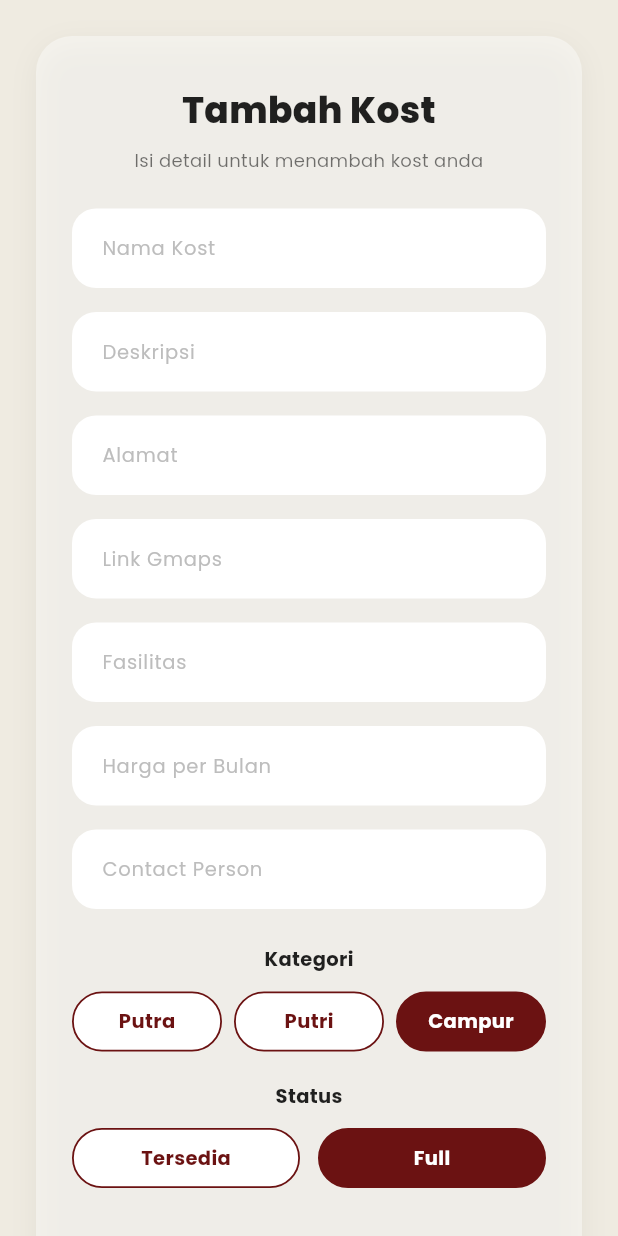
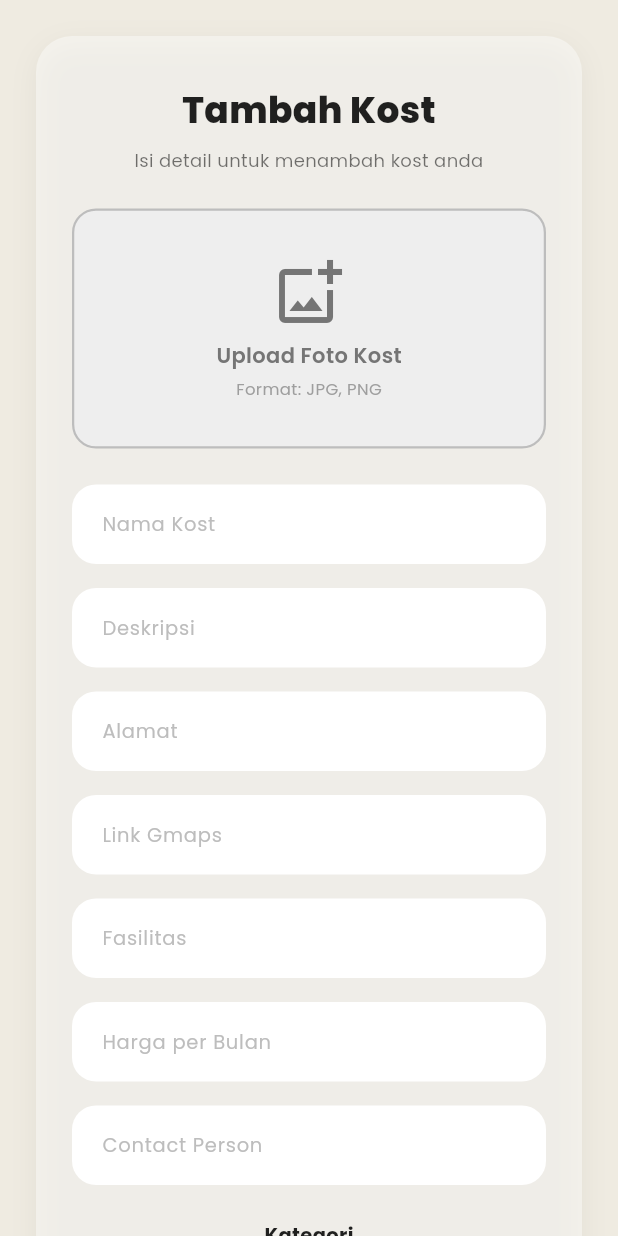
Before and after one commit to nezyazulfa/HunianKu, a Flutter app: the AddKostPage screen opened directly, on a phone screen of 412 x 824 dp. Run offline on Flutter 3.47's test engine with Material 3 defaults, Android fonts, the phone set to English and light mode, and no system bars; our stand-ins replace flutter_dotenv, flutter_secure_storage, google_fonts, google_sign_in, hive, hive_flutter and 2 more; missing offline and left inert: mongo_dart; accounts and stored records are empty; generated files the repository leaves out were written again; statements that could not run were skipped.

Commit message:
add upload foto

```diff
--- a/hunianku/lib/features/tambah_kost/views/tambah_kost_page.dart
+++ b/hunianku/lib/features/tambah_kost/views/tambah_kost_page.dart
@@ -125,6 +125,10 @@ class _AddKostPageState extends State<AddKostPage> {
                     ),
                     const SizedBox(height: 24),
 
+                    // --- KOTAK UPLOAD GAMBAR ---
+                    _buildImageUploadBox(),
+                    const SizedBox(height: 24),
+
                     // --- FIELD INPUT ---
                     _buildTextField(controller: _namaController, hintText: 'Nama Kost'),
                     const SizedBox(height: 16),
@@ -190,14 +194,7 @@ class _AddKostPageState extends State<AddKostPage> {
                             onPressed: () {
                               final kostDraft = _buatObjekKost();
                               _controller.simpanKeDraf(context, kostDraft, () {
-                                // Fungsi ini akan dipanggil otomatis oleh controller saat sukses
-                                _namaController.clear();
-                                _deskripsiController.clear();
-                                _alamatController.clear();
-                                _gmapsController.clear();
-                                _fasilitasController.clear();
-                                _hargaController.clear();
-                                _kontakController.clear();
+                                _clearAllFields();
                               });
                             },
                             style: OutlinedButton.styleFrom(
@@ -231,14 +228,7 @@ class _AddKostPageState extends State<AddKostPage> {
                               }
                               final kostBaru = _buatObjekKost();
                               _controller.simpanKost(context, kostBaru, () {
-                                // Fungsi ini akan dipanggil otomatis oleh controller saat sukses
-                                _namaController.clear();
-                                _deskripsiController.clear();
-                                _alamatController.clear();
-                                _gmapsController.clear();
-                                _fasilitasController.clear();
-                                _hargaController.clear();
-                                _kontakController.clear();
+                                _clearAllFields();
                               });
                             },
                             style: ElevatedButton.styleFrom(
@@ -272,6 +262,69 @@ class _AddKostPageState extends State<AddKostPage> {
         ),
       ),
     );
+  }
+
+  // WIDGET KOTAK UPLOAD FOTO
+  Widget _buildImageUploadBox() {
+    return InkWell(
+      onTap: () {
+        // TODO: Tambahkan logika ImagePicker di sini nanti
+        ScaffoldMessenger.of(context).showSnackBar(
+          const SnackBar(content: Text('Fitur upload foto segera hadir!')),
+        );
+      },
+      borderRadius: BorderRadius.circular(16),
+      child: Container(
+        height: 160,
+        width: double.infinity,
+        decoration: BoxDecoration(
+          color: Colors.grey[200], // Warna abu-abu muda
+          borderRadius: BorderRadius.circular(16),
+          border: Border.all(
+            color: Colors.grey.shade400,
+            width: 1.5,
+          ),
+        ),
+        child: Column(
+          mainAxisAlignment: MainAxisAlignment.center,
+          children: [
+            Icon(
+              Icons.add_photo_alternate_outlined,
+              size: 48,
+              color: Colors.grey[600],
+            ),
+            const SizedBox(height: 8),
+            Text(
+              'Upload Foto Kost',
+              style: TextStyle(
+                fontSize: 14,
+                fontWeight: FontWeight.w600,
+                color: Colors.grey[600],
+              ),
+            ),
+            const SizedBox(height: 4),
+            Text(
+              'Format: JPG, PNG',
+              style: TextStyle(
+                fontSize: 11,
+                color: Colors.grey[500],
+              ),
+            ),
+          ],
+        ),
+      ),
+    );
+  }
+
+  // Fungsi bantuan untuk membersihkan field (agar kode tidak kepanjangan di tombol simpan)
+  void _clearAllFields() {
+    _namaController.clear();
+    _deskripsiController.clear();
+    _alamatController.clear();
+    _gmapsController.clear();
+    _fasilitasController.clear();
+    _hargaController.clear();
+    _kontakController.clear();
   }
 
   // Widget bantuan untuk membuat Text Field yang seragam
```
